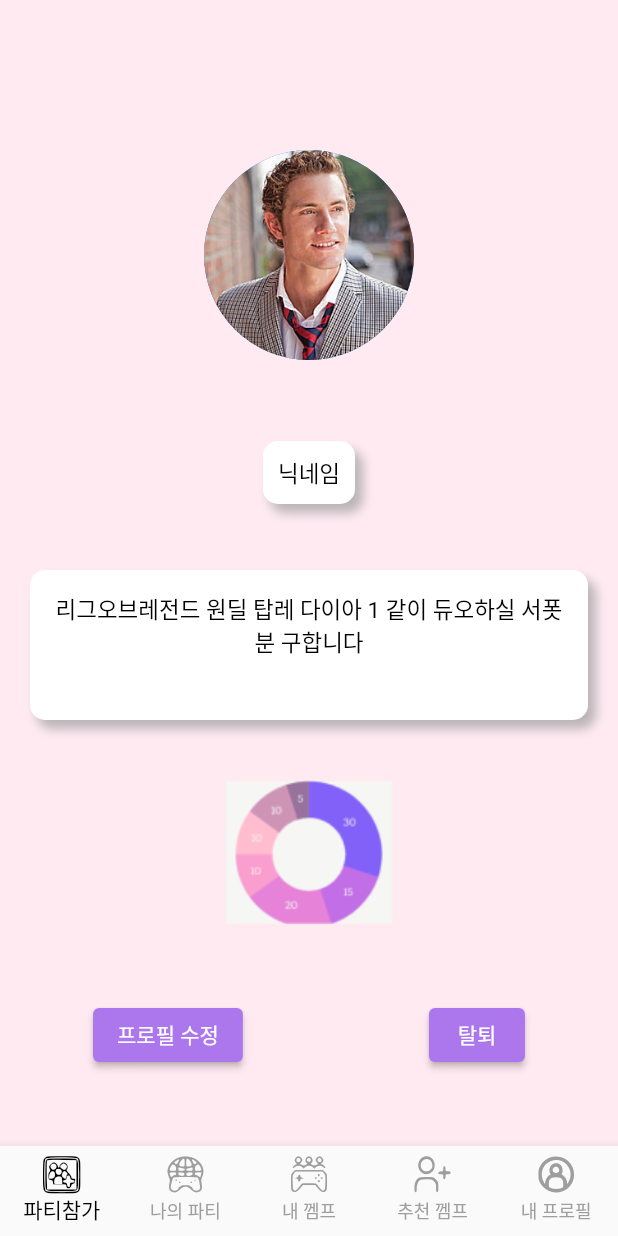
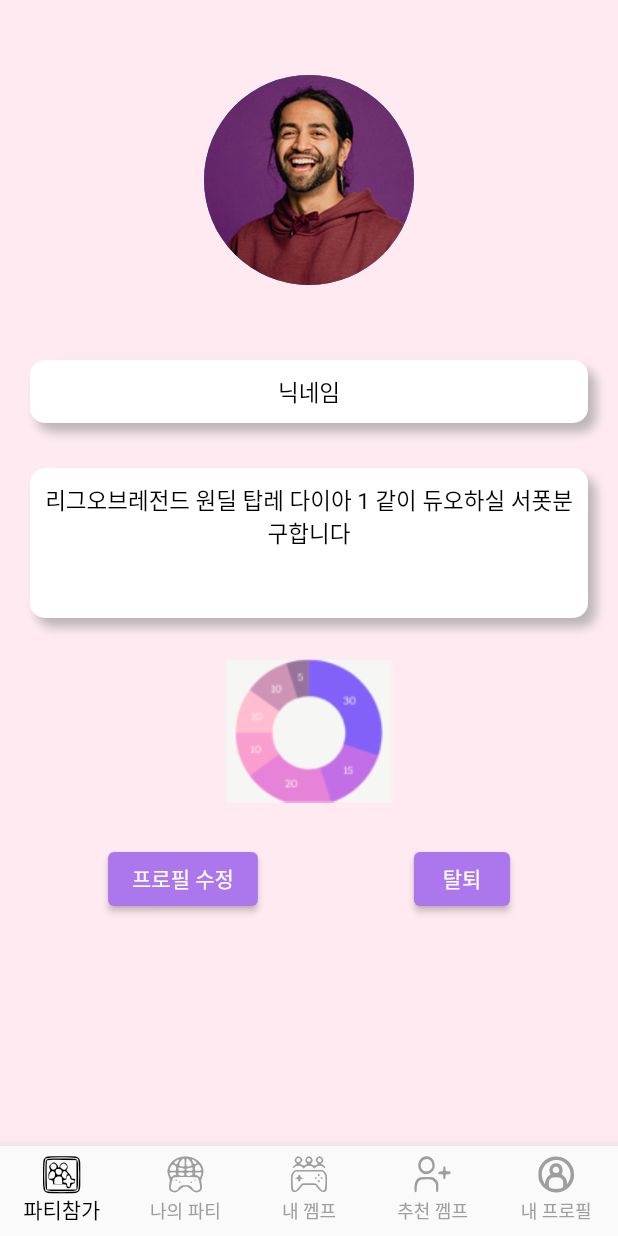
Before and after one commit to BeomyoonHeo/ggamf_front, a Flutter app: the MyProfilePage screen opened directly, on a phone screen of 412 x 824 dp. Run offline on Flutter 3.47's test engine with Material 2 defaults, Android fonts, the phone set to English and light mode, and no system bars; our stand-ins replace flutter_rating_bar, flutter_svg, google_fonts, image_picker; project files that could hold a hidden picture were left out.

Commit message:
my_profile_page 2차완료

```diff
--- a/lib/views/pages/profile/my_profile/my_profile_page.dart
+++ b/lib/views/pages/profile/my_profile/my_profile_page.dart
@@ -1,33 +1,47 @@
 import 'package:flutter/material.dart';
 
 import '../../../../core/color.dart';
-import '../../../common_components/bottom_navigator.dart';
+import '../../../common_components/custom_icons_icons.dart';
 
-class MyProfilePage extends StatelessWidget {
+class MyProfilePage extends StatefulWidget {
   const MyProfilePage({Key? key}) : super(key: key);
+
+  @override
+  State<MyProfilePage> createState() => _MyProfilePageState();
+}
+
+class _MyProfilePageState extends State<MyProfilePage> {
+  int _selectedIndex = 0;
+
+  void _onItemTapped(int index) {
+    setState(() {
+      _selectedIndex = index;
+    });
+  }
 
   @override
   Widget build(BuildContext context) {
     return Scaffold(
       backgroundColor: kPrimaryColor,
-      body: Center(
-        child: SingleChildScrollView(
-          child: Column(
+      body: Padding(
+        padding: const EdgeInsets.only(left: 20, right: 20),
+        child: ListView(
           children: [
             SizedBox(height: 50),
             _buildCircleAvatar(),
             SizedBox(height: 50),
             _nickName(),
-              SizedBox(height: 20),
+            SizedBox(height: 30),
             _introduce(),
-              SizedBox(height: 20),
-              InkWell(
+            Container(
+              height: 150,
+              child: InkWell(
                 onTap: () async {
                   await showDialog(context: context, builder: (_) => _imageDialog());
                 },
                 child: Image.asset("assets/images/cart1.png"),
               ),
-              SizedBox(height: 50),
+            ),
             Row(
               mainAxisAlignment: MainAxisAlignment.spaceAround,
               children: [
@@ -38,15 +52,48 @@ class MyProfilePage extends StatelessWidget {
           ],
         ),
       ),
-      ),
-      bottomNavigationBar: BottomNavigator(),
+      bottomNavigationBar: _buildBottomNavigationBar(),
     );
   }
 
-  CircleAvatar _buildCircleAvatar() {
-    return CircleAvatar(
+  BottomNavigationBar _buildBottomNavigationBar() {
+    return BottomNavigationBar(
+      items: const <BottomNavigationBarItem>[
+        BottomNavigationBarItem(
+          icon: Icon(CustomIcons.joinparty, size: 25),
+          label: '파티참가',
+        ),
+        BottomNavigationBarItem(
+          icon: Icon(CustomIcons.myparty),
+          label: '나의 파티',
+        ),
+        BottomNavigationBarItem(
+          icon: Icon(CustomIcons.mygamf),
+          label: '내 껨프',
+        ),
+        BottomNavigationBarItem(
+          icon: Icon(CustomIcons.recomgamf),
+          label: '추천 껨프',
+        ),
+        BottomNavigationBarItem(
+          icon: Icon(CustomIcons.myprofile),
+          label: '내 프로필',
+        ),
+      ],
+      currentIndex: _selectedIndex,
+      unselectedItemColor: Colors.grey[500],
+      selectedItemColor: Colors.black,
+      type: BottomNavigationBarType.fixed,
+      onTap: _onItemTapped,
+    );
+  }
+
+  Widget _buildCircleAvatar() {
+    return Center(
+      child: CircleAvatar(
         radius: 70,
-      backgroundImage: AssetImage("assets/images/20.jpg"),
+        backgroundImage: AssetImage("assets/images/76.jpg"),
+      ),
     );
   }
 
@@ -72,10 +119,9 @@ class MyProfilePage extends StatelessWidget {
 
   Widget _introduce() {
     return Container(
+      padding: EdgeInsets.all(10),
       width: double.infinity,
       height: 100,
-      margin: EdgeInsets.all(20),
-      padding: EdgeInsets.all(15),
       decoration: BoxDecoration(
         boxShadow: [
           BoxShadow(
@@ -98,8 +144,8 @@ class MyProfilePage extends StatelessWidget {
 
   Widget _nickName() {
     return Container(
-      margin: EdgeInsets.all(4),
       padding: EdgeInsets.all(10),
+      width: double.infinity,
       decoration: BoxDecoration(
         boxShadow: [
           BoxShadow(
@@ -115,6 +161,7 @@ class MyProfilePage extends StatelessWidget {
       child: Text(
         "닉네임",
         style: TextStyle(fontSize: 15, color: Colors.black),
+        textAlign: TextAlign.center,
       ),
     );
   }
```
Lines whose indentation alone changed are shown as unchanged.
